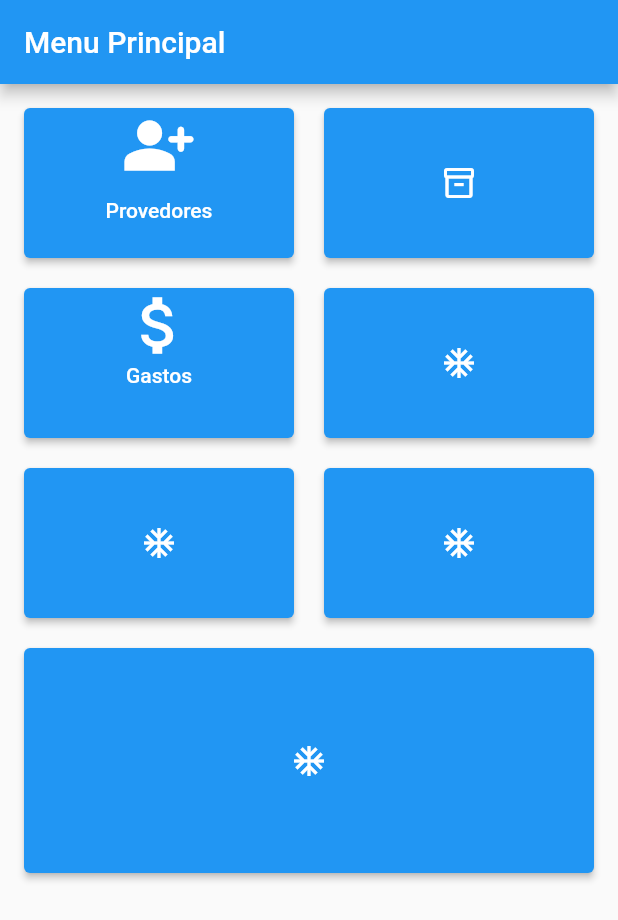
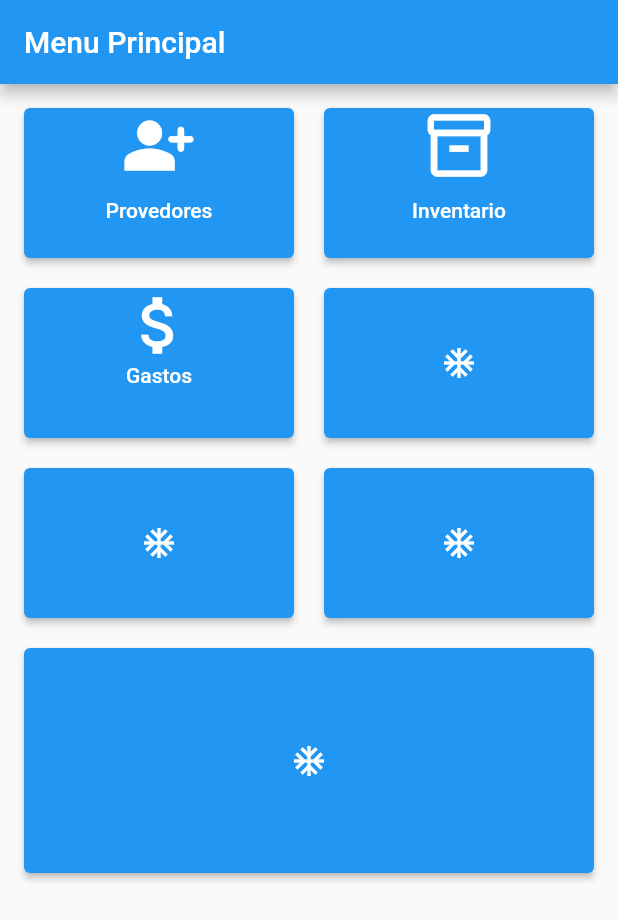
Before and after one commit to JoanManuel16/jullery_proyect, a Flutter app: the screen it shows after launch, on a phone screen of 412 x 824 dp. Shown: the top 920 px of the screen. Run offline on Flutter 3.47's test engine with Material 2 defaults, Android fonts, the phone set to English and light mode, and no system bars; our stand-ins replace sqflite; accounts and stored records are empty.

Commit message:
haciendo el guardar inventario y solcucion de errores

```diff
--- a/lib/principal.dart
+++ b/lib/principal.dart
@@ -53,7 +53,14 @@ class Principal extends StatelessWidget {
                       onPressed: () {
                         Navigator.pushNamed(context, "/inventarioPrincipal");
                       },
-                      child: Icon(Icons.inventory_2_outlined),
+                      child: Column(
+                        children: [
+                          Icon(Icons.inventory_2_outlined,size: 50),
+                          SizedBox(height: 10,),
+                          Text("Inventario"),
+                        ]
+
+                      )
                     ),
                   )),
                 ],
@@ -133,9 +140,6 @@ class Principal extends StatelessWidget {
                   width: 400,
                   child: ElevatedButton(
                     onPressed: () {
-                      print("lo hice");
-                      DB.insertCategoria(CategoriaClass(categoria: "gastos personales"));
-                      DB.insertCategoria(CategoriaClass(categoria: "Otros"));
                     },
                     child: Icon(Icons.ac_unit_sharp),
                   ),
```
Also changed, not shown: lib/Inventario/crearInventario.dart (+29 -1 lines).
